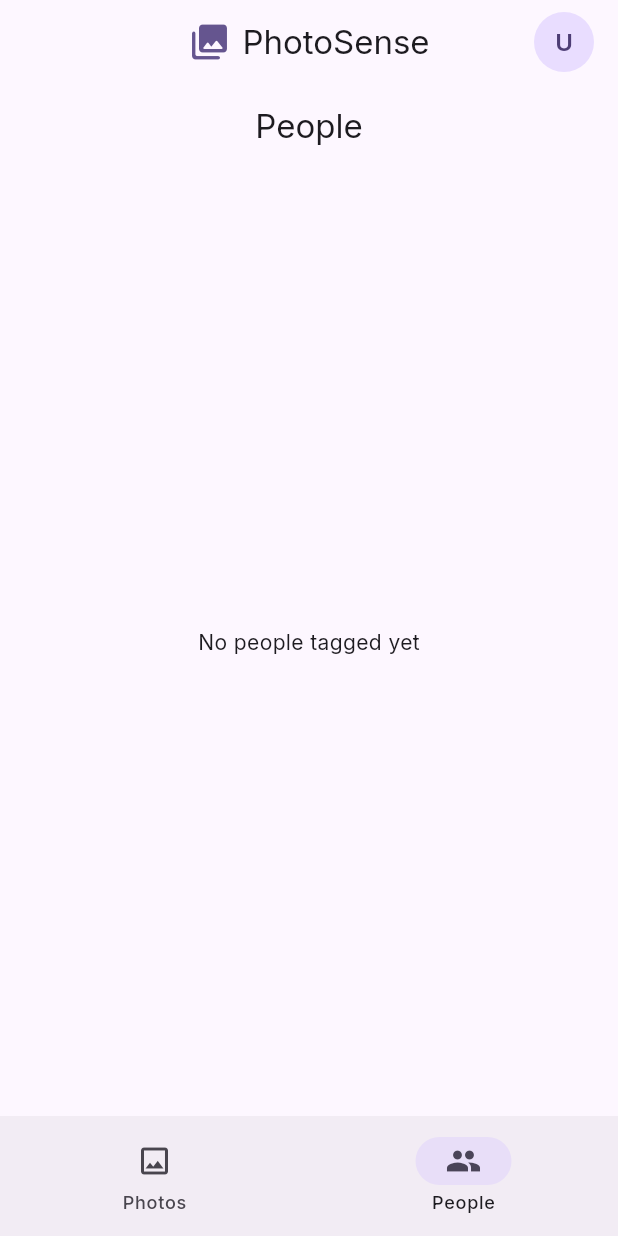
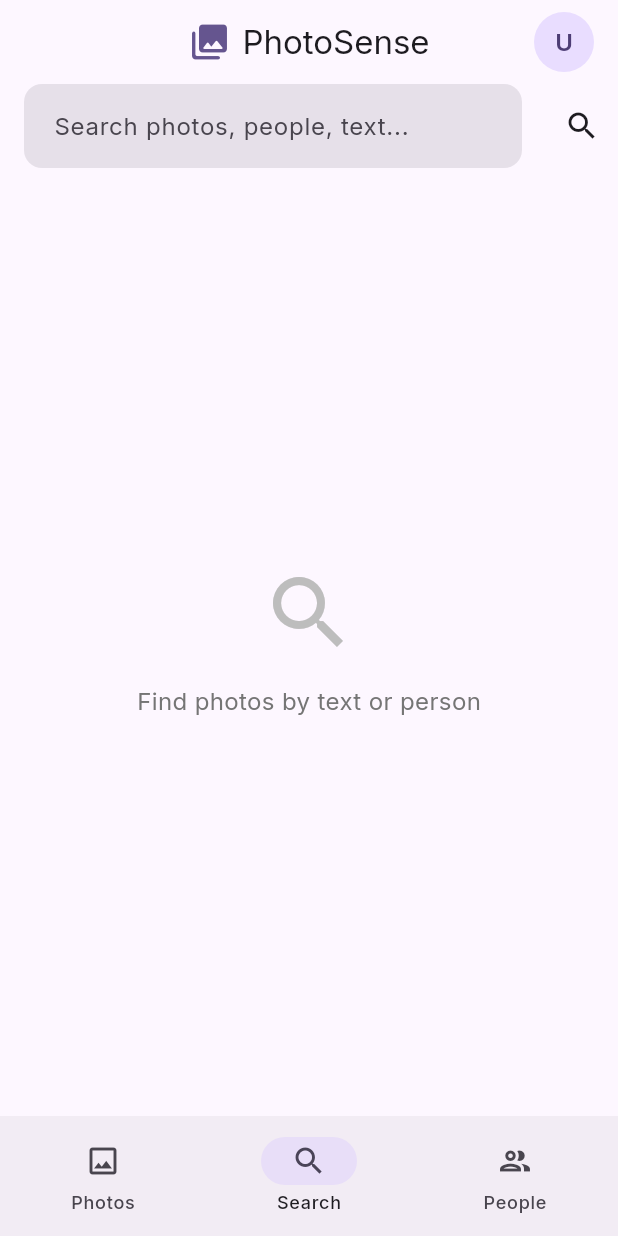
Before and after one commit to sudols/photo-sense, a Flutter app: the screen it shows after launch, item 2 of the bottom bar chosen, on a phone screen of 412 x 824 dp. Run offline on Flutter 3.47's test engine with Material 3 defaults, Android fonts, the phone set to English and light mode, and no system bars; our stand-ins replace google_fonts, image_picker; missing offline and left inert: amplify_api, amplify_auth_cognito, amplify_core, amplify_flutter, amplify_storage_s3.

Commit message:
feat: implement search for photos and people
- Added \`SearchScreen\` with text search and person search capabilities.
- Added Search tab to \`HomeScreen\` navigation.
- Implemented combined search query logic (OCR text + Person names).
- Updated \`task.md\` and \`walkthrough.md\`.

```diff
--- a/lib/screens/home/home_screen.dart
+++ b/lib/screens/home/home_screen.dart
@@ -11,6 +11,7 @@ import '../auth/sign_in_screen.dart';
 import '../auth/sign_in_screen.dart';
 import '../photo/photo_detail_screen.dart';
 import '../people/people_screen.dart';
+import '../search/search_screen.dart';
 
 /// Home screen with photo grid and upload functionality
 class HomeScreen extends StatefulWidget {
@@ -238,7 +239,10 @@ class _HomeScreenState extends State<HomeScreen> {
                   child: _photos.isEmpty ? _buildEmptyState(colorScheme) : _buildPhotoGrid(),
                 ),
 
-          // Tab 1: People
+          // Tab 1: Search
+          const SearchScreen(),
+
+          // Tab 2: People
           const PeopleScreen(),
         ],
       ),
@@ -254,6 +258,11 @@ class _HomeScreenState extends State<HomeScreen> {
             icon: Icon(Icons.photo_outlined),
             selectedIcon: Icon(Icons.photo),
             label: 'Photos',
+          ),
+          NavigationDestination(
+            icon: Icon(Icons.search_outlined),
+            selectedIcon: Icon(Icons.search),
+            label: 'Search',
           ),
           NavigationDestination(
             icon: Icon(Icons.people_outlined),
--- /dev/null
+++ b/lib/screens/search/search_screen.dart
@@ -0,0 +1,200 @@
+import 'package:flutter/material.dart';
+import 'package:amplify_flutter/amplify_flutter.dart';
+import 'package:amplify_api/amplify_api.dart';
+import 'package:amplify_storage_s3/amplify_storage_s3.dart';
+import '../../models/Photo.dart';
+import '../../models/Person.dart';
+import '../../models/PhotoPerson.dart';
+import '../photo/photo_detail_screen.dart';
+
+class SearchScreen extends StatefulWidget {
+  const SearchScreen({super.key});
+
+  @override
+  State<SearchScreen> createState() => _SearchScreenState();
+}
+
+class _SearchScreenState extends State<SearchScreen> {
+  final TextEditingController _searchController = TextEditingController();
+  List<Photo> _searchResults = [];
+  bool _isSearching = false;
+  bool _hasSearched = false;
+  final Map<String, String> _photoUrls = {};
+
+  Future<void> _performSearch(String query) async {
+    if (query.trim().isEmpty) return;
+
+    setState(() {
+      _isSearching = true;
+      _searchResults = [];
+      _hasSearched = true;
+    });
+
+    try {
+      final lowerQuery = query.toLowerCase();
+      Set<Photo> distinctPhotos = {};
+
+      // 1. Search by Text (Filter in memory for now as AppSync 'contains' is case-sensitive usually)
+      // Ideally we should use OpenSearch for this, but for MVP we scan or rely on basic filters.
+      // Let's try to fetch all photos and filter? Or use `contains`.
+      // `detectedText` is a list of strings, or a single block? Schema says `detectedText: String`.
+
+      final textRequest = ModelQueries.list(Photo.classType);
+      // We list all for now as `contains` might be inefficient or case-sensitive.
+      // For MVP with small dataset, list all + client filter is safest for "smart" search.
+
+      final photoResponse = await Amplify.API.query(request: textRequest).response;
+      final allPhotos = photoResponse.data?.items.whereType<Photo>().toList() ?? [];
+
+      for (var photo in allPhotos) {
+        if (photo.detectedText != null &&
+            photo.detectedText!.any((t) => t.toLowerCase().contains(lowerQuery))) {
+          distinctPhotos.add(photo);
+        }
+      }
+
+      // 2. Search by Person Name
+      final personRequest = ModelQueries.list(Person.classType);
+      final personResponse = await Amplify.API.query(request: personRequest).response;
+      final allPeople = personResponse.data?.items.whereType<Person>().toList() ?? [];
+
+      final matchedPeople = allPeople.where((p) => p.name.toLowerCase().contains(lowerQuery)).toList();
+
+      for (var person in matchedPeople) {
+        // Find photos for this person
+        final ppRequest = ModelQueries.list(
+          PhotoPerson.classType,
+          where: PhotoPerson.PERSONID.eq(person.id)
+        );
+        final ppResponse = await Amplify.API.query(request: ppRequest).response;
+        final photoPersons = ppResponse.data?.items.whereType<PhotoPerson>().toList() ?? [];
+
+        for (var pp in photoPersons) {
+           // efficient find from already fetched 'allPhotos' if possible, else fetch
+           try {
+             final photo = allPhotos.firstWhere((p) => p.id == pp.photoId);
+             distinctPhotos.add(photo);
+           } catch (_) {
+             // Not in our initial list? fetch it.
+             final indReq = ModelQueries.get(Photo.classType, PhotoModelIdentifier(id: pp.photoId));
+             final indRes = await Amplify.API.query(request: indReq).response;
+             if (indRes.data != null) distinctPhotos.add(indRes.data!);
+           }
+        }
+      }
+
+      final results = distinctPhotos.toList();
+      results.sort((a, b) {
+         final dateA = a.createdAt?.getDateTimeInUtc() ?? DateTime(2000);
+         final dateB = b.createdAt?.getDateTimeInUtc() ?? DateTime(2000);
+         return dateB.compareTo(dateA);
+      });
+
+      if (mounted) {
+        setState(() {
+          _searchResults = results;
+          _isSearching = false;
+        });
+        _loadPhotoUrls(results);
+      }
+
+    } catch (e) {
+      safePrint('Search error: $e');
+      if (mounted) setState(() => _isSearching = false);
+    }
+  }
+
+  Future<void> _loadPhotoUrls(List<Photo> photos) async {
+    for (var photo in photos) {
+      if (!_photoUrls.containsKey(photo.id)) {
+        try {
+          final result = await Amplify.Storage.getUrl(
+            path: StoragePath.fromString(photo.s3Key),
+          ).result;
+          if (mounted) {
+            setState(() {
+              _photoUrls[photo.id] = result.url.toString();
+            });
+          }
+        } catch (e) {
+          safePrint('Error loading URL for photo ${photo.id}: $e');
+        }
+      }
+    }
+  }
+
+  @override
+  Widget build(BuildContext context) {
+    return Scaffold(
+      appBar: AppBar(
+        title: TextField(
+          controller: _searchController,
+          decoration: InputDecoration(
+            hintText: 'Search photos, people, text...',
+            border: InputBorder.none,
+            hintStyle: TextStyle(color: Theme.of(context).colorScheme.onSurfaceVariant),
+          ),
+          textInputAction: TextInputAction.search,
+          onSubmitted: _performSearch,
+          autofocus: false, // Don't autofocus to avoid keyboard popping on tab switch
+        ),
+        actions: [
+          IconButton(
+            icon: const Icon(Icons.search),
+            onPressed: () => _performSearch(_searchController.text),
+          ),
+        ],
+      ),
+      body: _isSearching
+          ? const Center(child: CircularProgressIndicator())
+          : _searchResults.isEmpty
+              ? Center(
+                  child: Column(
+                    mainAxisAlignment: MainAxisAlignment.center,
+                    children: [
+                      Icon(
+                        _hasSearched ? Icons.search_off : Icons.search,
+                        size: 64,
+                        color: Colors.grey[400],
+                      ),
+                      const SizedBox(height: 16),
+                      Text(
+                        _hasSearched ? 'No results found' : 'Find photos by text or person',
+                        style: TextStyle(
+                          fontSize: 16,
+                          color: Colors.grey[600],
+                        ),
+                      ),
+                    ],
+                  ),
+                )
+              : GridView.builder(
+                  padding: const EdgeInsets.all(4),
+                  gridDelegate: const SliverGridDelegateWithFixedCrossAxisCount(
+                    crossAxisCount: 3,
+                    crossAxisSpacing: 4,
+                    mainAxisSpacing: 4,
+                  ),
+                  itemCount: _searchResults.length,
+                  itemBuilder: (context, index) {
+                    final photo = _searchResults[index];
+                    final url = _photoUrls[photo.id];
+                    return GestureDetector(
+                      onTap: () {
+                        Navigator.push(
+                          context,
+                          MaterialPageRoute(builder: (_) => PhotoDetailScreen(photo: photo)),
+                        );
+                      },
+                      child: url != null
+                          ? Image.network(url, fit: BoxFit.cover)
+                          : Container(
+                              color: Colors.grey[200],
+                              child: const Center(child: Icon(Icons.image)),
+                            ),
+                    );
+                  },
+                ),
+    );
+  }
+}
```
